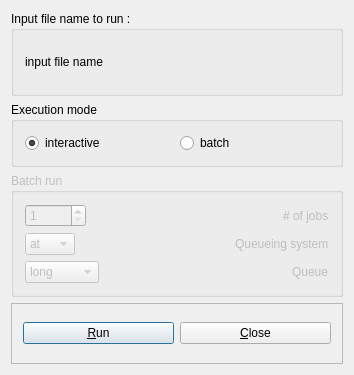
This is HEN_HOUSE/gui/egs_inprz/ui/executiondialog.ui in nrc-cnrc/EGSnrc as Qt 5 draws it before an edit. The edited form follows.
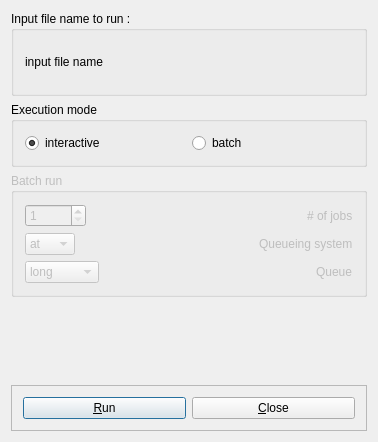
This is the edited form.

Commit message:
Fix hidden widgets in layout
Many widgets were not visible on our Linux system. They were
visible in Windows style however.

```diff
--- a/HEN_HOUSE/gui/egs_inprz/ui/executiondialog.ui
+++ b/HEN_HOUSE/gui/egs_inprz/ui/executiondialog.ui
@@ -34,8 +34,8 @@
    <rect>
     <x>0</x>
     <y>0</y>
-    <width>354</width>
-    <height>375</height>
+    <width>378</width>
+    <height>442</height>
    </rect>
   </property>
   <property name="sizePolicy">
@@ -47,13 +47,13 @@
   <property name="minimumSize">
    <size>
     <width>270</width>
-    <height>330</height>
+    <height>406</height>
    </size>
   </property>
   <property name="maximumSize">
    <size>
     <width>1000</width>
-    <height>375</height>
+    <height>500</height>
    </size>
   </property>
   <property name="windowTitle">
@@ -68,9 +68,11 @@
   <property name="sizeGripEnabled">
    <bool>false</bool>
   </property>
-  <layout class="QVBoxLayout">
+  <layout class="QVBoxLayout" name="verticalLayout_4">
    <item>
-    <layout class="QVBoxLayout">
+    <layout class="QVBoxLayout" name="verticalLayout_3">
+     <item>
+      <layout class="QVBoxLayout" name="verticalLayout_2">
      <item>
       <widget class="QGroupBox" name="inputFileGroupBox">
        <property name="sizePolicy">
@@ -79,6 +81,12 @@
          <verstretch>0</verstretch>
         </sizepolicy>
        </property>
+         <property name="maximumSize">
+          <size>
+           <width>361</width>
+           <height>16777215</height>
+          </size>
+         </property>
        <property name="toolTip">
         <string>Name of current input file</string>
        </property>
@@ -88,10 +96,7 @@
        <property name="title">
         <string>Input file name to run :</string>
        </property>
-       <layout class="QHBoxLayout">
-        <property name="margin">
-         <number>11</number>
-        </property>
+         <layout class="QVBoxLayout" name="verticalLayout">
         <item>
          <widget class="QLabel" name="inputFileLabel">
           <property name="sizePolicy">
@@ -333,6 +338,21 @@
         </item>
        </layout>
       </widget>
+       </item>
+      </layout>
+     </item>
+     <item>
+      <spacer name="verticalSpacer">
+       <property name="orientation">
+        <enum>Qt::Vertical</enum>
+       </property>
+       <property name="sizeHint" stdset="0">
+        <size>
+         <width>20</width>
+         <height>68</height>
+        </size>
+       </property>
+      </spacer>
      </item>
      <item>
       <widget class="QFrame" name="Frame7">
```
Lines whose indentation alone changed are shown as unchanged.
